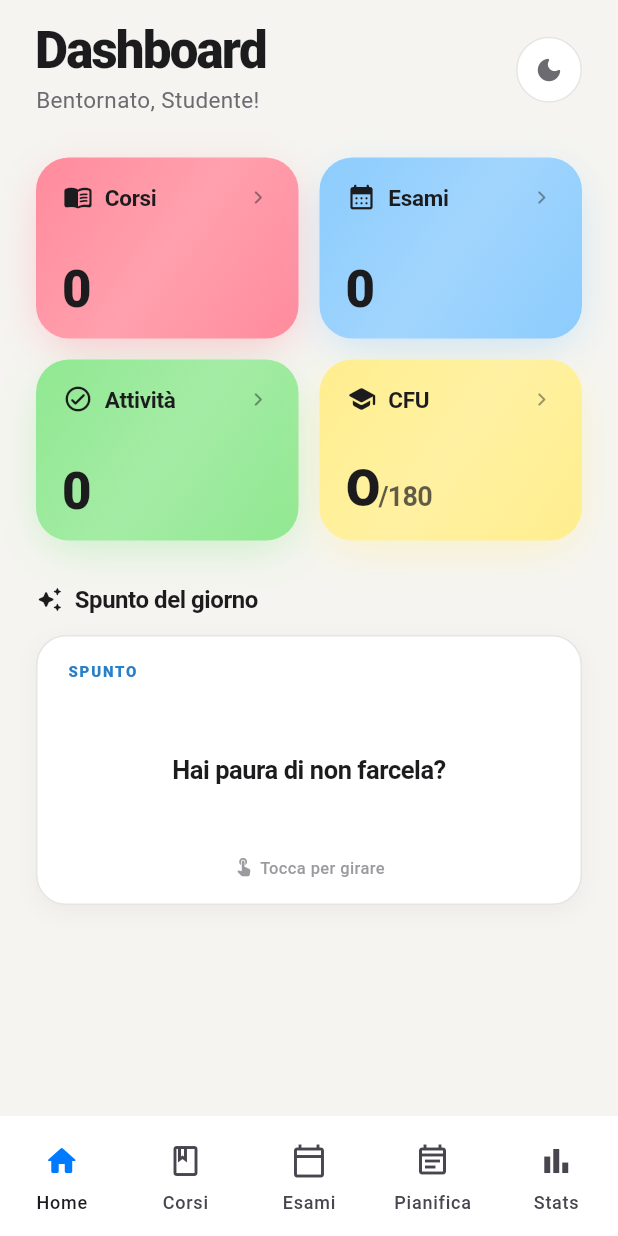
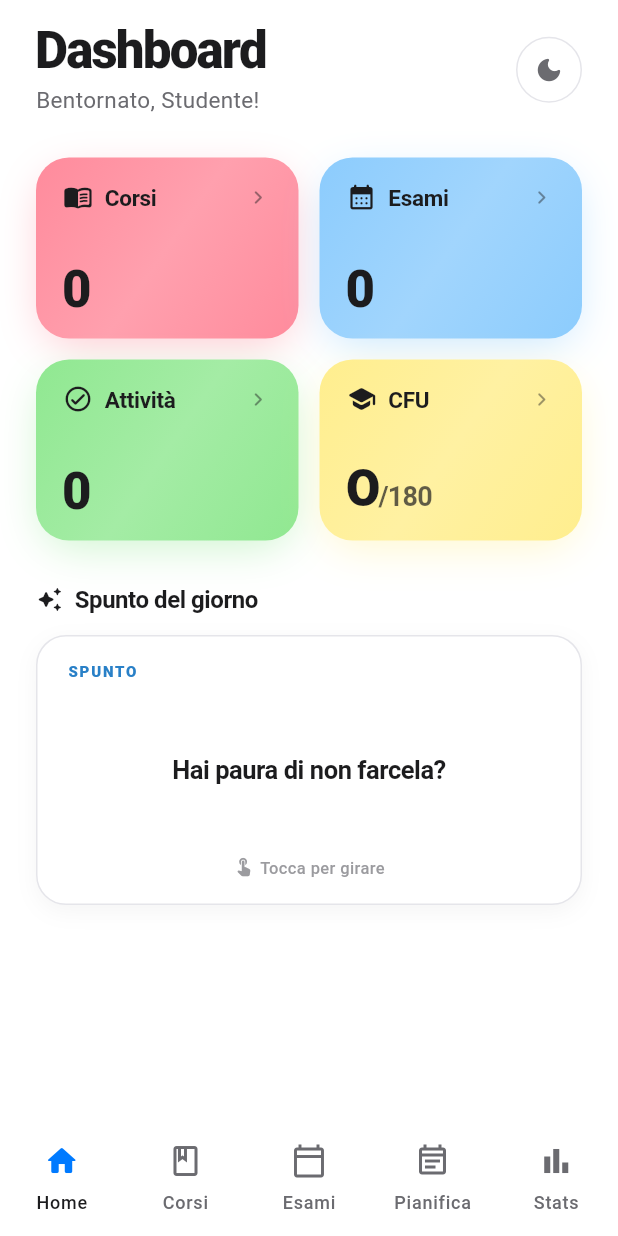
Before and after one commit to famato46/MOBPROG_StudyPlanner-ExamTracker-G12, a Flutter app: the screen it shows after launch, on a phone screen of 412 x 824 dp. Run offline on Flutter 3.47's test engine with Material 3 defaults, Android fonts, the phone set to English and light mode, and no system bars; our stand-ins replace fl_chart, shared_preferences, sqflite; accounts and stored records are empty.

Commit message:
Update main e home

```diff
--- a/lib/main.dart
+++ b/lib/main.dart
@@ -32,13 +32,26 @@ class StudyPlannerApp extends StatelessWidget {
             debugShowCheckedModeBanner: false,
             theme: ThemeData(
               brightness: Brightness.light,
-              colorScheme: ColorScheme.fromSeed(
-                seedColor: AppColors.home,
+              colorScheme: const ColorScheme(
                 brightness: Brightness.light,
+                primary: AppColors.iosBlue,
+                onPrimary: Colors.white,
+                secondary: AppColors.pastelGreen,
+                onSecondary: Colors.white,
                 surface: AppColors.surface,
+                onSurface: AppColors.textPrimary,
+                onSurfaceVariant: AppColors.textSecondary,
+                error: AppColors.danger,
+                onError: Colors.white,
+                outline: AppColors.border,
+                outlineVariant: AppColors.groupedDivider,
+                surfaceContainerHighest: AppColors.groupedSurface,
+                scrim: Colors.black,
+                shadow: Colors.black,
             ),
             useMaterial3: true,
             scaffoldBackgroundColor: AppColors.background,
+            dividerColor: AppColors.groupedDivider,
             splashFactory: NoSplash.splashFactory,
             splashColor: Colors.transparent,
             highlightColor: Colors.transparent,
@@ -61,13 +74,26 @@ class StudyPlannerApp extends StatelessWidget {
   ),
         darkTheme: ThemeData(
         brightness: Brightness.dark,
-              colorScheme: ColorScheme.fromSeed(
-                seedColor: AppColors.home,
+        colorScheme: const ColorScheme(
         brightness: Brightness.dark,
+        primary: AppColors.iosBlue,
+        onPrimary: Colors.white,
+        secondary: AppColors.pastelGreen,
+        onSecondary: Colors.white,
+        surface: Color(0xFF1C1C1E),
+        onSurface: Colors.white,
+        onSurfaceVariant: Color(0xFFAAAAAA),
+        error: AppColors.danger,
+        onError: Colors.white,
+        outline: Color(0xFF3A3A3C),
+        outlineVariant: Color(0xFF2C2C2E),
+        surfaceContainerHighest: Color(0xFF2C2C2E),
+        scrim: Colors.black,
+        shadow: Colors.black,
     ),
       useMaterial3: true,
       scaffoldBackgroundColor: const Color(0xFF121212),
-              // Stessa cosa per il dark theme
+      dividerColor: const Color(0xFF3A3A3C),
       splashFactory: NoSplash.splashFactory,
       splashColor: Colors.transparent,
       highlightColor: Colors.transparent,
--- a/lib/screens/home_screen.dart
+++ b/lib/screens/home_screen.dart
@@ -13,13 +13,8 @@ class HomeScreen extends StatelessWidget {
 
   @override
   Widget build(BuildContext context) {
-    final isDark = Theme.of(context).brightness == Brightness.dark;
-    final bgColor = isDark
-        ? Theme.of(context).colorScheme.surface
-        : AppColors.background;
-
     return Scaffold(
-      backgroundColor: bgColor,
+      backgroundColor: Theme.of(context).colorScheme.surface,
       body: Consumer<PlannerProvider>(
         builder: (context, provider, child) {
           final prossimoEsame = _findProssimoEsame(provider);
@@ -30,43 +25,37 @@ class HomeScreen extends StatelessWidget {
             child: ListView(
               padding: const EdgeInsets.fromLTRB(24, 16, 24, 32),
               children: [
-                _HeaderSection(isDark: isDark),
+                const _HeaderSection(),
                 const SizedBox(height: 28),
                 _StatGrid(
                   provider: provider,
-                  isDark: isDark,
                   onNavigateToTab: onNavigateToTab,
                 ),
                 const SizedBox(height: 28),
-
-                _SectionLabel(
+                const _SectionLabel(
                   icon: Icons.auto_awesome_rounded,
                   label: 'Spunto del giorno',
-                  isDark: isDark,
                 ),
                 const SizedBox(height: 12),
                 const MotivationalFlashcard(),
                 const SizedBox(height: 28),
-
                 if (prossimoEsame != null) ...[
-                  _SectionLabel(
+                  const _SectionLabel(
                     icon: Icons.timer_outlined,
                     label: "Prossimo obiettivo d'esame",
-                    isDark: isDark,
                   ),
                   const SizedBox(height: 12),
-                  _NextExamCard(exam: prossimoEsame, isDark: isDark),
+                  _NextExamCard(exam: prossimoEsame),
                   const SizedBox(height: 28),
                 ],
                 if (suggerimentiUnici.isNotEmpty) ...[
-                  _SectionLabel(
+                  const _SectionLabel(
                     icon: Icons.lightbulb_outline_rounded,
                     label: 'Suggerimenti per te',
-                    isDark: isDark,
                   ),
                   const SizedBox(height: 12),
                   ...suggerimentiUnici.map(
-                    (s) => _SuggestionTile(text: s, isDark: isDark),
+                    (s) => _SuggestionTile(text: s),
                   ),
                 ],
               ],
@@ -105,7 +94,6 @@ class _MotivationalFlashcardState extends State<MotivationalFlashcard> {
   @override
   void initState() {
     super.initState();
-    // Lista di frasi motivazionali hardcoded
     final pairs = [
       (
         "Qual è il segreto per superare questo esame difficile?",
@@ -141,18 +129,19 @@ class _MotivationalFlashcardState extends State<MotivationalFlashcard> {
 
   @override
   Widget build(BuildContext context) {
-    final isDark = Theme.of(context).brightness == Brightness.dark;
+    final isLight =
+        Theme.of(context).colorScheme.brightness == Brightness.light;
 
-    final frontBg = isDark ? Colors.white.withValues(alpha: 0.05) : AppColors.surface;
+    final frontBg = Theme.of(context).colorScheme.surfaceContainerHighest;
     final backBg = AppColors.pastelBlueDeep;
 
     final bgColor = _flipped ? backBg : frontBg;
     final borderColor = _flipped
         ? Colors.transparent
-        : (isDark ? Colors.white.withValues(alpha: 0.08) : AppColors.border);
+        : Theme.of(context).dividerColor;
     final textColor = _flipped
         ? Colors.white
-        : (isDark ? Colors.white : AppColors.textPrimary);
+        : Theme.of(context).colorScheme.onSurface;
     final hintColor = _flipped ? Colors.white70 : AppColors.textMuted;
     final labelColor = _flipped ? Colors.white70 : AppColors.pastelBlueDeep;
 
@@ -168,7 +157,7 @@ class _MotivationalFlashcardState extends State<MotivationalFlashcard> {
           borderRadius: BorderRadius.circular(20),
           border: Border.all(color: borderColor),
           boxShadow: [
-            if (!isDark && !_flipped)
+            if (isLight && !_flipped)
               BoxShadow(
                 color: Colors.black.withValues(alpha: 0.04),
                 blurRadius: 12,
@@ -193,7 +182,8 @@ class _MotivationalFlashcardState extends State<MotivationalFlashcard> {
             ),
             Center(
               child: Padding(
-                padding: const EdgeInsets.symmetric(horizontal: 24, vertical: 36),
+                padding:
+                    const EdgeInsets.symmetric(horizontal: 24, vertical: 36),
                 child: Text(
                   _flipped ? _back : _front,
                   style: TextStyle(
@@ -236,15 +226,12 @@ class _MotivationalFlashcardState extends State<MotivationalFlashcard> {
 }
 
 class _HeaderSection extends StatelessWidget {
-  final bool isDark;
-  const _HeaderSection({required this.isDark});
+  const _HeaderSection();
 
   @override
   Widget build(BuildContext context) {
-    final primaryColor =
-        isDark ? Colors.white : AppColors.textPrimary;
-    final secondaryColor =
-        isDark ? Colors.white70 : AppColors.textSecondary;
+    final primaryColor = Theme.of(context).colorScheme.onSurface;
+    final secondaryColor = Theme.of(context).colorScheme.onSurfaceVariant;
 
     return Row(
       crossAxisAlignment: CrossAxisAlignment.center,
@@ -282,13 +269,9 @@ class _HeaderSection extends StatelessWidget {
               height: 44,
               decoration: BoxDecoration(
                 shape: BoxShape.circle,
-                color: isDark
-                    ? Colors.white.withValues(alpha: 0.08)
-                    : AppColors.surface,
+                color: Theme.of(context).colorScheme.surfaceContainerHighest,
                 border: Border.all(
-                  color: isDark
-                      ? Colors.white.withValues(alpha: 0.12)
-                      : AppColors.border,
+                  color: Theme.of(context).dividerColor,
                   width: 1,
                 ),
               ),
@@ -318,12 +301,10 @@ class _HeaderSection extends StatelessWidget {
 
 class _StatGrid extends StatelessWidget {
   final PlannerProvider provider;
-  final bool isDark;
   final void Function(int)? onNavigateToTab;
 
   const _StatGrid({
     required this.provider,
-    required this.isDark,
     this.onNavigateToTab,
   });
 
@@ -342,7 +323,6 @@ class _StatGrid extends StatelessWidget {
           value: provider.activeCourses.toString(),
           icon: Icons.menu_book_rounded,
           pastel: AppColors.pastelRed,
-          isDark: isDark,
           onTap: () => onNavigateToTab?.call(1),
         ),
         _GlowStatCard(
@@ -350,7 +330,6 @@ class _StatGrid extends StatelessWidget {
           value: provider.upcomingExams.toString(),
           icon: Icons.calendar_month_rounded,
           pastel: AppColors.pastelBlue,
-          isDark: isDark,
           onTap: () => onNavigateToTab?.call(2),
         ),
         _GlowStatCard(
@@ -358,7 +337,6 @@ class _StatGrid extends StatelessWidget {
           value: provider.pendingTasks.toString(),
           icon: Icons.check_circle_outline_rounded,
           pastel: AppColors.pastelGreen,
-          isDark: isDark,
           onTap: () => onNavigateToTab?.call(3),
         ),
         _GlowStatCard(
@@ -366,7 +344,6 @@ class _StatGrid extends StatelessWidget {
           value: '${provider.earnedCfu}/180',
           icon: Icons.school_rounded,
           pastel: AppColors.pastelYellow,
-          isDark: isDark,
           onTap: () => onNavigateToTab?.call(4),
         ),
       ],
@@ -379,7 +356,6 @@ class _GlowStatCard extends StatelessWidget {
   final String value;
   final IconData icon;
   final Color pastel;
-  final bool isDark;
   final VoidCallback? onTap;
 
   const _GlowStatCard({
@@ -387,21 +363,21 @@ class _GlowStatCard extends StatelessWidget {
     required this.value,
     required this.icon,
     required this.pastel,
-    required this.isDark,
     this.onTap,
   });
 
   @override
   Widget build(BuildContext context) {
-    final textColor =
-        isDark ? Colors.white : AppColors.textPrimary;
+    final isLight =
+        Theme.of(context).colorScheme.brightness == Brightness.light;
+    final textColor = Theme.of(context).colorScheme.onSurface;
 
     return Container(
       decoration: BoxDecoration(
         borderRadius: BorderRadius.circular(22),
         boxShadow: [
           BoxShadow(
-            color: pastel.withValues(alpha: isDark ? 0.18 : 0.45),
+            color: pastel.withValues(alpha: isLight ? 0.45 : 0.18),
             blurRadius: 24,
             spreadRadius: -4,
             offset: const Offset(0, 8),
@@ -423,9 +399,9 @@ class _GlowStatCard extends StatelessWidget {
                 begin: Alignment.topLeft,
                 end: Alignment.bottomRight,
                 colors: [
-                  pastel.withValues(alpha: isDark ? 0.85 : 1.0),
-                  Color.lerp(pastel, Colors.white, isDark ? 0.0 : 0.18)!,
-                  pastel.withValues(alpha: isDark ? 0.85 : 1.0),
+                  pastel.withValues(alpha: isLight ? 1.0 : 0.85),
+                  Color.lerp(pastel, Colors.white, isLight ? 0.18 : 0.0)!,
+                  pastel.withValues(alpha: isLight ? 1.0 : 0.85),
                 ],
                 stops: const [0.0, 0.5, 1.0],
               ),
@@ -517,18 +493,15 @@ class _ValueText extends StatelessWidget {
 class _SectionLabel extends StatelessWidget {
   final IconData icon;
   final String label;
-  final bool isDark;
 
   const _SectionLabel({
     required this.icon,
     required this.label,
-    required this.isDark,
   });
 
   @override
   Widget build(BuildContext context) {
-    final color =
-        isDark ? Colors.white : AppColors.textPrimary;
+    final color = Theme.of(context).colorScheme.onSurface;
     return Row(
       children: [
         Icon(icon, size: 18, color: color),
@@ -549,9 +522,8 @@ class _SectionLabel extends StatelessWidget {
 
 class _NextExamCard extends StatelessWidget {
   final Exam exam;
-  final bool isDark;
 
-  const _NextExamCard({required this.exam, required this.isDark});
+  const _NextExamCard({required this.exam});
 
   @override
   Widget build(BuildContext context) {
@@ -567,16 +539,11 @@ class _NextExamCard extends StatelessWidget {
     return Container(
       padding: const EdgeInsets.all(16),
       decoration: BoxDecoration(
-        color: isDark
-            ? Colors.white.withValues(alpha: 0.06)
-            : AppColors.surface,
+        color: Theme.of(context).colorScheme.surfaceContainerHighest,
         borderRadius: BorderRadius.circular(20),
-        border: Border.all(
-          color: isDark
-              ? Colors.white.withValues(alpha: 0.08)
-              : AppColors.border,
-        ),
-        boxShadow: isDark
+        border: Border.all(color: Theme.of(context).dividerColor),
+        boxShadow:
+            Theme.of(context).colorScheme.brightness == Brightness.dark
                 ? null
                 : [
                     BoxShadow(
@@ -629,9 +596,7 @@ class _NextExamCard extends StatelessWidget {
                   style: TextStyle(
                     fontSize: 17,
                     fontWeight: FontWeight.w700,
-                    color: isDark
-                        ? Colors.white
-                        : AppColors.textPrimary,
+                    color: Theme.of(context).colorScheme.onSurface,
                     letterSpacing: -0.3,
                   ),
                   maxLines: 2,
@@ -640,7 +605,7 @@ class _NextExamCard extends StatelessWidget {
                 const SizedBox(height: 4),
                 Row(
                   children: [
-                    Icon(
+                    const Icon(
                       Icons.calendar_today_rounded,
                       size: 13,
                       color: AppColors.pastelRedDeep,
@@ -651,9 +616,8 @@ class _NextExamCard extends StatelessWidget {
                       style: TextStyle(
                         fontSize: 13,
                         fontWeight: FontWeight.w500,
-                        color: isDark
-                            ? Colors.white60
-                            : AppColors.textSecondary,
+                        color:
+                            Theme.of(context).colorScheme.onSurfaceVariant,
                       ),
                     ),
                   ],
@@ -669,30 +633,22 @@ class _NextExamCard extends StatelessWidget {
 
 class _SuggestionTile extends StatelessWidget {
   final String text;
-  final bool isDark;
 
-  const _SuggestionTile({required this.text, required this.isDark});
+  const _SuggestionTile({required this.text});
 
   @override
   Widget build(BuildContext context) {
     final isUrgent = text.startsWith('!!');
-    final color = isUrgent
-        ? AppColors.pastelRedDeep
-        : AppColors.pastelLavenderDeep;
+    final color =
+        isUrgent ? AppColors.pastelRedDeep : AppColors.pastelLavenderDeep;
 
     return Container(
       margin: const EdgeInsets.only(bottom: 10),
       padding: const EdgeInsets.symmetric(horizontal: 16, vertical: 14),
       decoration: BoxDecoration(
-        color: isDark
-            ? Colors.white.withValues(alpha: 0.06)
-            : AppColors.surface,
+        color: Theme.of(context).colorScheme.surfaceContainerHighest,
         borderRadius: BorderRadius.circular(16),
-        border: Border.all(
-          color: isDark
-              ? Colors.white.withValues(alpha: 0.08)
-              : AppColors.border,
-        ),
+        border: Border.all(color: Theme.of(context).dividerColor),
       ),
       child: Row(
         children: [
@@ -711,9 +667,7 @@ class _SuggestionTile extends StatelessWidget {
               style: TextStyle(
                 fontSize: 14,
                 fontWeight: FontWeight.w500,
-                color: isDark
-                    ? Colors.white
-                    : AppColors.textPrimary,
+                color: Theme.of(context).colorScheme.onSurface,
                 letterSpacing: -0.2,
                 height: 1.35,
               ),
```
Lines whose indentation alone changed are shown as unchanged.
